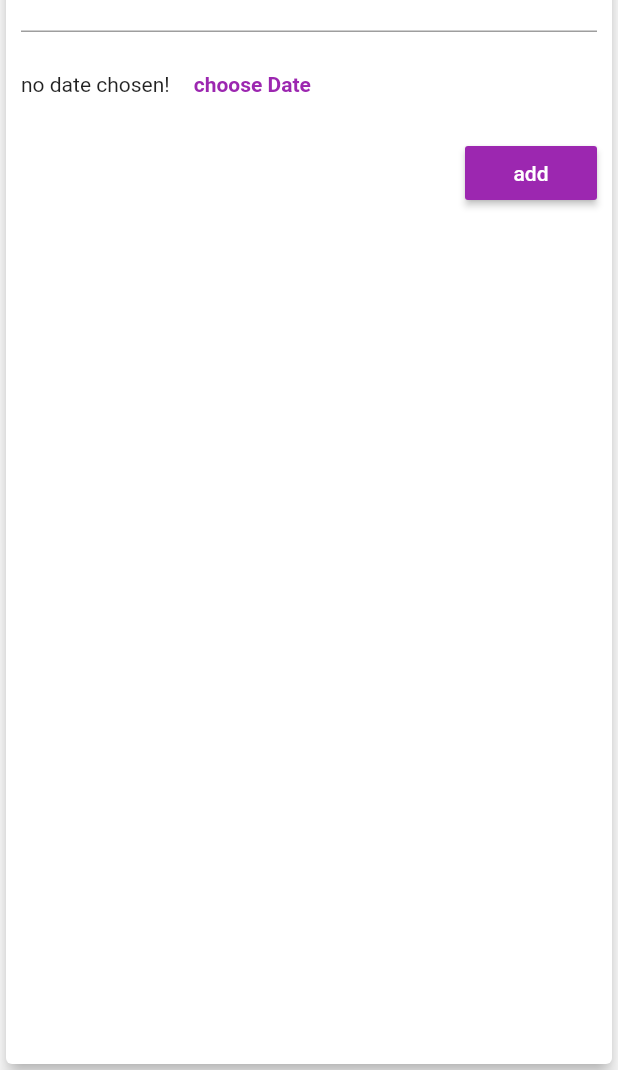
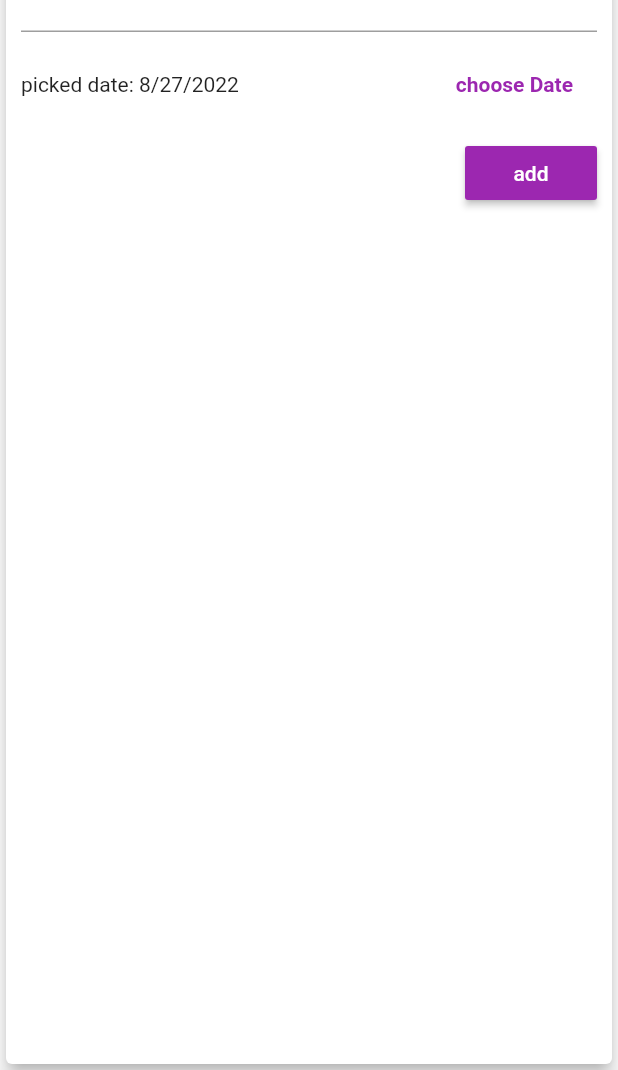
Before and after one commit to sthisfake/expenses-app, a Flutter app: the NewTransaction widget shown alone on an empty page, opened directly with empty values, after a tap on "add", on a phone screen of 412 x 824 dp, the part 166-1236 px from its top. Run offline on Flutter 3.47's test engine with Material 2 defaults, Android fonts, the phone set to English and light mode, and no system bars.

Commit message:
doing great almost finish

```diff
--- a/expenses app/lib/main.dart
+++ b/expenses app/lib/main.dart
@@ -42,8 +42,8 @@ class _MyHomePageState extends State<MyHomePage> {
   }
 
 
-  void _addTransaction(String title, double amount) {
-    final neTx = Transaction(title, amount);
+  void _addTransaction(String title, double amount , DateTime choosenDate) {
+    final neTx = Transaction(title, amount , choosenDate);
 
 
     setState(() {
--- a/expenses app/lib/models/transaction.dart
+++ b/expenses app/lib/models/transaction.dart
@@ -7,11 +7,11 @@ class Transaction {
   double? price ;
   DateTime date = DateTime.now() ;
 
-  Transaction(String title , double price) {
+  Transaction(String title , double price , DateTime choosenDate) {
     this.title = title ;
     this.price = price ;
     this.id = counter ;
-    this.date = DateTime.now();
+    this.date = choosenDate;
     counter = counter + 1;
   }
 
--- a/expenses app/lib/widgets/new_transaction.dart
+++ b/expenses app/lib/widgets/new_transaction.dart
@@ -1,4 +1,5 @@
 import 'package:flutter/material.dart';
+import 'package:intl/intl.dart';
 
 class NewTransaction extends StatefulWidget {
   Function transactionAdd;
@@ -10,13 +11,20 @@ class NewTransaction extends StatefulWidget {
 }
 
 class _NewTransactionState extends State<NewTransaction> {
-  final titleController = TextEditingController();
+  final _titleController = TextEditingController();
 
-  final priceController = TextEditingController();
+  final _priceController = TextEditingController();
 
-  void submitData() {
-    final label = titleController.text;
-    double number = double.parse(priceController.text);
+  DateTime _selectDate = DateTime.now();
+
+  void _submitData() {
+
+    if(_priceController.text.isEmpty){
+      return;
+    }
+
+    final label = _titleController.text;
+    double number = double.parse(_priceController.text);
 
     if (label.isEmpty || number <= 0) {
       return;
@@ -27,10 +35,26 @@ class _NewTransactionState extends State<NewTransaction> {
     widget.transactionAdd(
       label,
       number,
+      _selectDate
     );
 
-   Navigator.of(context).pop();
+    Navigator.of(context).pop();
+  }
 
+  void _percentDatePicker() {
+    showDatePicker(
+            context: context,
+            initialDate: DateTime.now(),
+            firstDate: DateTime(2022),
+            lastDate: DateTime.now())
+        .then((pickedDate) {
+      if (pickedDate == null) {
+        return;
+      }
+      setState(() {
+        _selectDate = pickedDate;
+      });
+    });
   }
 
   @override
@@ -44,23 +68,30 @@ class _NewTransactionState extends State<NewTransaction> {
           children: <Widget>[
             TextField(
                 decoration: InputDecoration(labelText: 'first'),
-                controller: titleController,
-                onSubmitted: (_) => submitData()),
+                controller: _titleController,
+                onSubmitted: (_) => _submitData()),
             TextField(
               decoration: InputDecoration(labelText: 'second'),
-              controller: priceController,
+              controller: _priceController,
               keyboardType: TextInputType.number,
-              onSubmitted: (_) => submitData(),
+              onSubmitted: (_) => _submitData(),
             ),
             Container(
               height: 70,
               child: Row(
-                children: <Widget> [
-                  Text("no date chosen!"),
+                children: <Widget>[
+                  Expanded(
+                    child: Text(_selectDate == null
+                        ? "no date chosen!"
+                        : 'picked date: ${DateFormat.yMd().format(_selectDate)}'),
+                  ),
                   FlatButton(
                     textColor: Colors.purple,
-                    child: Text('choose Date' , style: TextStyle(fontWeight: FontWeight.bold),),
-                    onPressed: () {},
+                    child: Text(
+                      'choose Date',
+                      style: TextStyle(fontWeight: FontWeight.bold),
+                    ),
+                    onPressed: _percentDatePicker,
                   ),
                 ],
               ),
@@ -69,7 +100,7 @@ class _NewTransactionState extends State<NewTransaction> {
               child: Text('add'),
               color: Colors.purple,
               textColor: Color.fromARGB(255, 255, 255, 255),
-              onPressed: submitData,
+              onPressed: _submitData,
             ),
           ],
         ),
```
Also changed, not shown: expenses app/lib/widgets/transaction_lis.dart (+22 -0 lines).
